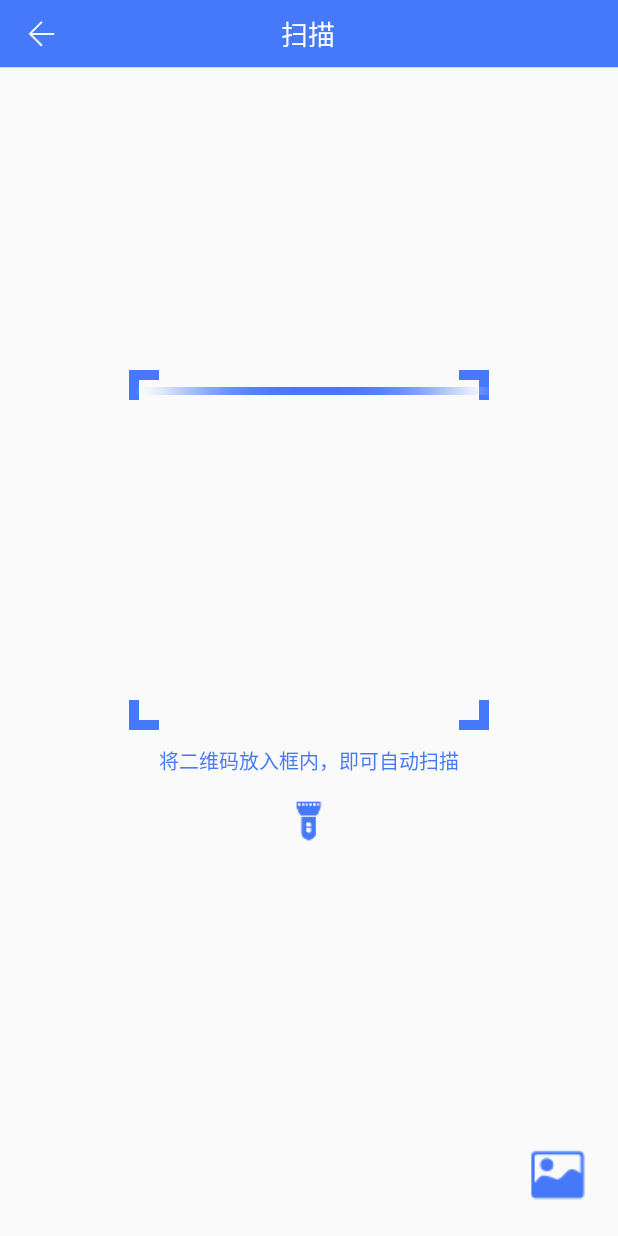
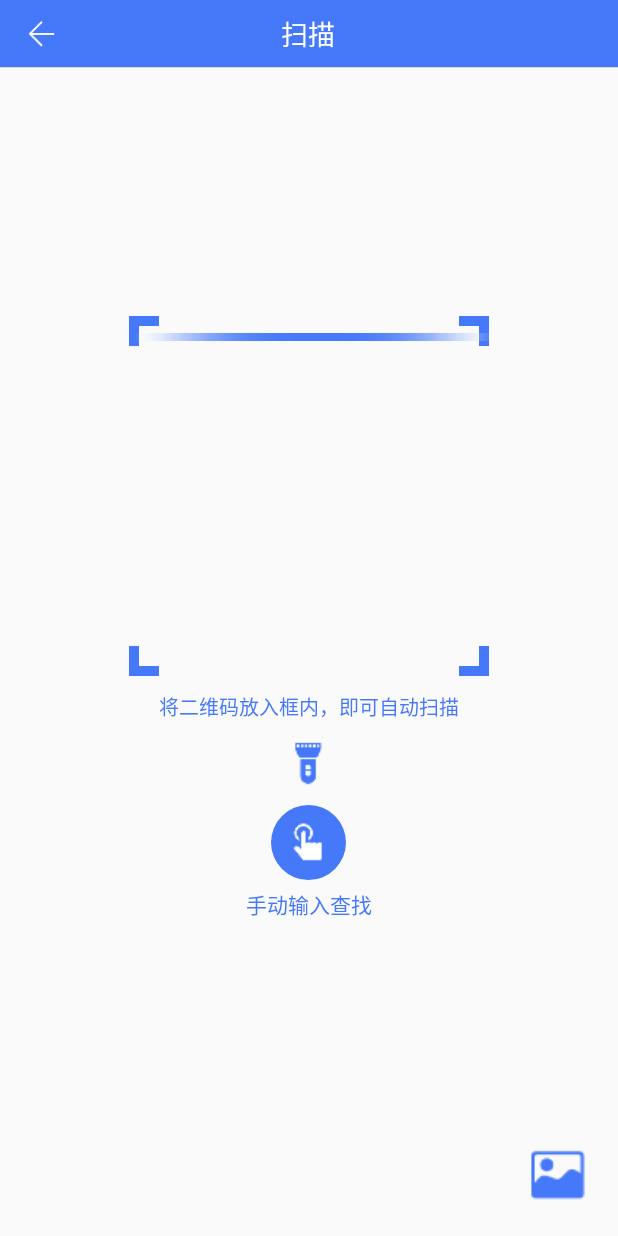
Before and after one commit to yudonghui/pdaapp, an Android app: the HWScanActivity screen opened directly, with no data from a screen before it, on a phone screen of 412 x 824 dp. Run offline under Robolectric (Android 15) with nearby library versions, the phone set to English and light mode, and no system bars; our stand-ins replace ButterKnife; libraries missing offline, so code that uses them is left out: com.huawei.hms, com.scwang.smartrefresh; 7 statements that could not run were skipped.

Commit message:
扫描框

```diff
--- /dev/null
+++ b/app/src/main/res/drawable/shape_theme_circle.xml
@@ -0,0 +1,5 @@
+<?xml version="1.0" encoding="utf-8"?>
+<shape xmlns:android="http://schemas.android.com/apk/res/android"
+    android:shape="oval">
+    <solid android:color="@color/color_theme" />
+</shape>
--- a/app/src/main/res/layout/activity_h_w_scan.xml
+++ b/app/src/main/res/layout/activity_h_w_scan.xml
@@ -45,14 +45,33 @@
 
         <ImageView
             android:id="@+id/iv_open_light"
-            android:layout_width="60dp"
-            android:layout_height="60dp"
+            android:layout_width="55dp"
+            android:layout_height="55dp"
             android:layout_below="@+id/scan_area"
             android:layout_centerHorizontal="true"
             android:layout_gravity="bottom|center_horizontal"
-            android:padding="15dp"
+            android:padding="12dp"
             android:src="@mipmap/flash_light" />
 
+        <ImageView
+            android:id="@+id/iv_handle_input"
+            android:layout_width="50dp"
+            android:layout_height="50dp"
+            android:layout_below="@+id/scan_area"
+            android:layout_centerHorizontal="true"
+            android:layout_gravity="bottom|center_horizontal"
+            android:background="@drawable/shape_theme_circle"
+            android:padding="9dp"
+            android:src="@mipmap/handle_icon" />
+
+        <TextView
+            android:layout_width="match_parent"
+            android:layout_height="wrap_content"
+            android:layout_marginTop="5dp"
+            android:gravity="center"
+            android:text="手动输入查找"
+            android:textColor="@color/color_theme"
+            android:textSize="@dimen/dp_normal" />
     </LinearLayout>
 
     <com.rfid.pdaapp.views.TitleBar
```
Also changed, not shown: app/src/main/java/com/rfid/pdaapp/activity/HWScanActivity.java (+15 -3 lines), app/src/main/java/com/rfid/pdaapp/dialogs/BaseDialog.java (added, +31 -0 lines), app/src/main/java/com/rfid/pdaapp/dialogs/EditeDialog.java (added, +73 -0 lines), app/src/main/res/layout/dialog_edite.xml (added, +70 -0 lines), app/src/main/res/values/styles.xml (+16 -0 lines), app/src/main/res/mipmap-xxhdpi/handle_icon.png (added).
